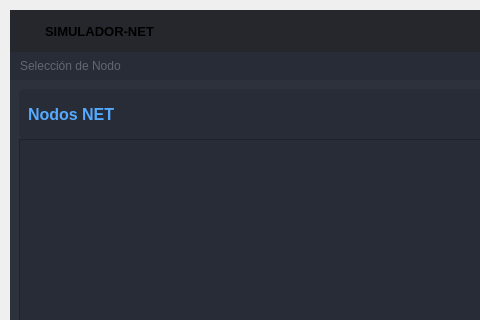
Before: the Qt Designer form visuals/netSelector.ui in dariolggomez/NET-Simulator, drawn with Qt 5; both pictures show x 0 to 480 and y 0 to 320 of the 800 by 600 pixel window.
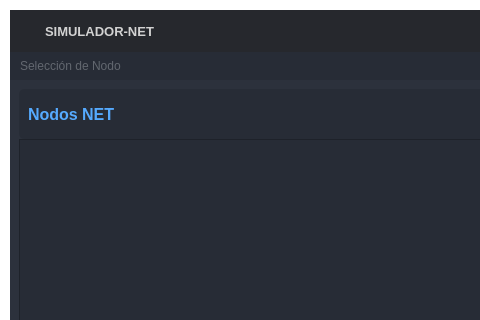
After: the same form once the commit is applied. Icons and pictures are not drawn.

Commit message: updated node selector ui

```diff
--- a/visuals/netSelector.ui
+++ b/visuals/netSelector.ui
@@ -13,7 +13,20 @@
   <property name="windowTitle">
    <string>MainWindow</string>
   </property>
+  <property name="styleSheet">
+   <string notr="true">QMainWindow {background: transparent; }
+QToolTip {
+	color: #ffffff;
+	background-color: rgba(27, 29, 35, 160);
+	border: 1px solid rgb(40, 40, 40);
+	border-radius: 2px;
+}</string>
+  </property>
   <widget class="QWidget" name="centralwidget">
+   <property name="styleSheet">
+    <string notr="true">background: transparent;
+color: rgb(210, 210, 210);</string>
+   </property>
    <layout class="QVBoxLayout" name="central_widget_layout">
     <property name="spacing">
      <number>0</number>
@@ -33,10 +46,7 @@
     <item>
      <widget class="QFrame" name="frame_bg">
       <property name="styleSheet">
-       <string notr="true">background: transparent;
-color: rgb(210, 210, 210);
-
-/* LINE EDIT */
+       <string notr="true">/* LINE EDIT */
 QLineEdit {
 	background-color: rgb(27, 29, 35);
 	border-radius: 5px;
```
The commit also changes 1 other file.
